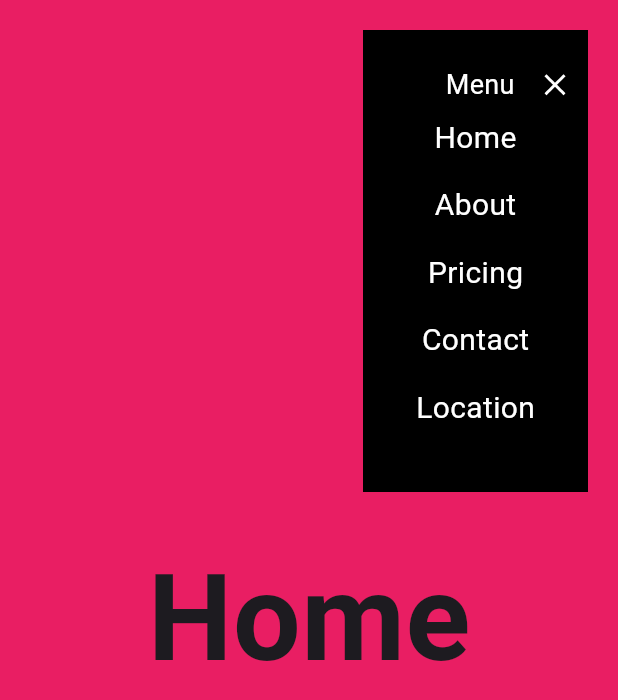
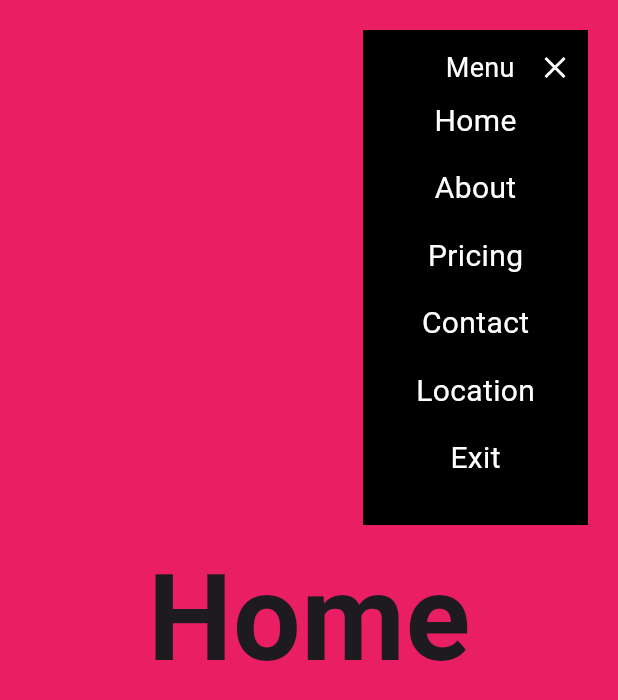
Before and after one commit to Zero0242/fl_bases_web, a Flutter app: the LandingScreen screen opened directly, after a tap on "Menu", on a phone screen of 412 x 824 dp. Shown: the top 700 px of the screen. Run offline on Flutter 3.47's test engine with Material 3 defaults, Android fonts, the light colour scheme and no system bars; our stand-ins replace animate_do, flutter_riverpod, get_storage, go_router, google_fonts, riverpod_annotation and 1 more; missing offline and left inert: universal_html; accounts and stored records are empty; generated files the repository leaves out were written again.

Commit message:
[LANDINGPAGE]: fin de configuracion

```diff
--- a/lib/presentation/widgets/landing/floating_menu.dart
+++ b/lib/presentation/widgets/landing/floating_menu.dart
@@ -1,6 +1,7 @@
 import 'package:fl_bases_web/presentation/providers/providers.dart';
 import 'package:flutter/material.dart';
 import 'package:flutter_riverpod/flutter_riverpod.dart';
+import 'package:go_router/go_router.dart';
 import 'package:google_fonts/google_fonts.dart';
 
 import 'custom_menu_item.dart';
@@ -45,7 +46,7 @@ class _FloatingMenuState extends ConsumerState<FloatingMenu>
         child: Container(
           color: Colors.black,
           padding: const EdgeInsets.symmetric(horizontal: 10),
-          height: isOpen ? 308 : kBottomNavigationBarHeight,
+          height: isOpen ? 330 : kBottomNavigationBarHeight,
           width: 150,
           child: Column(
             mainAxisAlignment: MainAxisAlignment.center,
@@ -75,6 +76,11 @@ class _FloatingMenuState extends ConsumerState<FloatingMenu>
                   text: 'Location',
                   delay: 120,
                   onPressed: () => pageProvider.goTo(4),
+                ),
+                CustomMenuItem(
+                  text: 'Exit',
+                  delay: 120,
+                  onPressed: () => context.pushReplacement('/'),
                 ),
                 const SizedBox(height: 10),
               ],
```
Also changed, not shown: lib/config/router/app_router.dart (+16 -20 lines), lib/config/router/app_router.g.dart.
